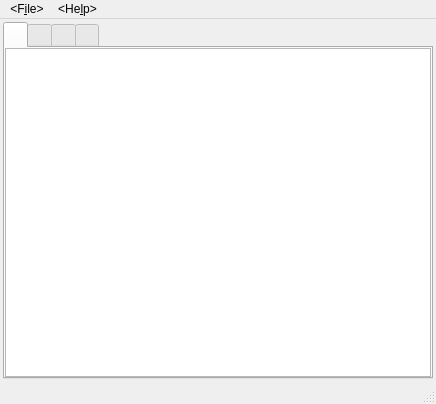
Before: the Qt Designer form mainwindow.ui in ExplosBlue/CoinKiller, drawn with Qt 5.
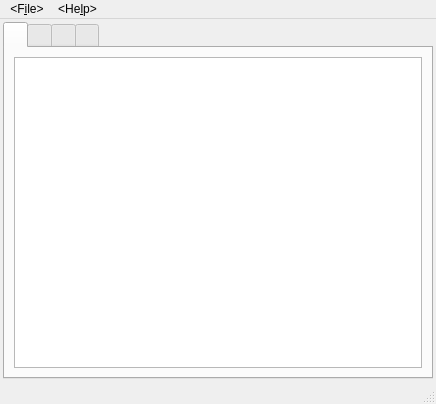
After: the same form once the commit is applied.

What changed in the file:
```diff
--- a/mainwindow.ui
+++ b/mainwindow.ui
@@ -41,16 +41,16 @@
        </attribute>
        <layout class="QVBoxLayout" name="verticalLayout_2">
         <property name="leftMargin">
-         <number>0</number>
+         <number>9</number>
         </property>
         <property name="topMargin">
-         <number>0</number>
+         <number>9</number>
         </property>
         <property name="rightMargin">
-         <number>0</number>
+         <number>9</number>
         </property>
         <property name="bottomMargin">
-         <number>0</number>
+         <number>9</number>
         </property>
         <item>
          <widget class="QTreeView" name="levelList">
```
Left out of the diff: 2 changed lines with no effect on the pictures.
